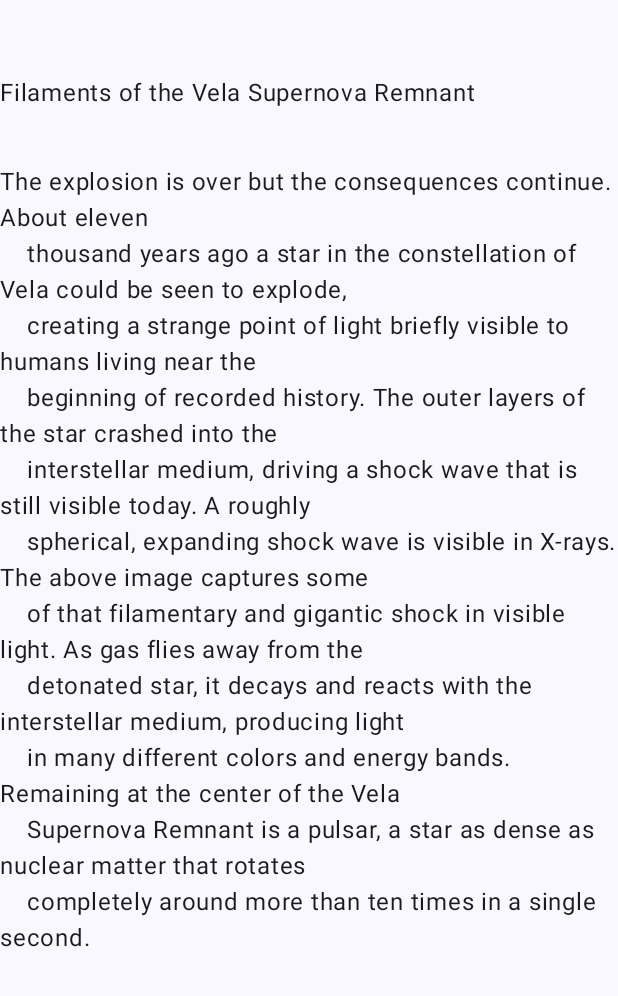
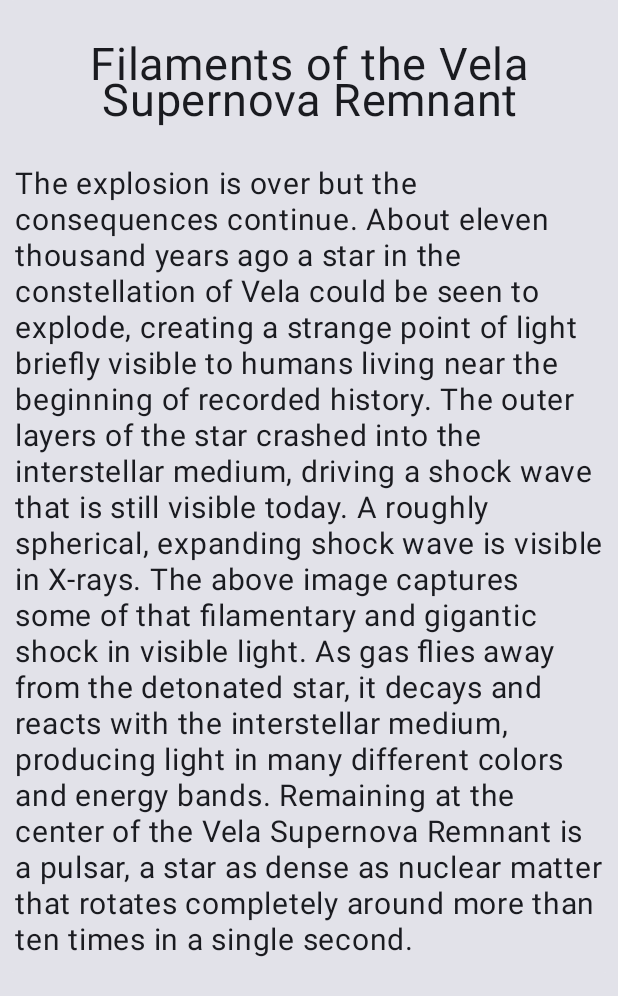
Before and after one commit to ToothLonely/GalaxyApp, an Android app built with Jetpack Compose: the screen it shows after launch (MainActivity), after a tap on "Filaments of the Vela Supernova Remnant", on a phone screen of 412 x 824 dp. Shown: the top 996 px of the screen. Run offline under Robolectric (Android 15) with nearby library versions, the phone set to English and light mode, and no system bars; our stand-ins replace Room's generated code, paging; pictures from the network do not load.

Commit message:
WGA-5 fixed info screen

```diff
--- a/app/build.gradle.kts
+++ b/app/build.gradle.kts
@@ -47,6 +47,7 @@ android {
 
 dependencies {
 
+    implementation(platform(libs.androidx.compose.bom))
     implementation(libs.androidx.navigation.compose)
     implementation(libs.coil.network.ktor3)
     implementation(libs.ktor.client.android)
--- a/app/src/main/java/dev/toothlonely/workmategalaxyapp/presentation/InfoScreen.kt
+++ b/app/src/main/java/dev/toothlonely/workmategalaxyapp/presentation/InfoScreen.kt
@@ -1,16 +1,25 @@
 package dev.toothlonely.workmategalaxyapp.presentation
 
+import androidx.compose.foundation.ScrollState
+import androidx.compose.foundation.background
 import androidx.compose.foundation.layout.Column
 import androidx.compose.foundation.layout.Spacer
+import androidx.compose.foundation.layout.fillMaxHeight
 import androidx.compose.foundation.layout.fillMaxWidth
 import androidx.compose.foundation.layout.height
+import androidx.compose.foundation.layout.padding
 import androidx.compose.foundation.rememberScrollState
 import androidx.compose.foundation.verticalScroll
+import androidx.compose.material3.Card
+import androidx.compose.material3.CardDefaults
 import androidx.compose.material3.Text
 import androidx.compose.runtime.Composable
 import androidx.compose.ui.Modifier
 import androidx.compose.ui.layout.ContentScale
+import androidx.compose.ui.layout.layout
+import androidx.compose.ui.text.style.TextAlign
 import androidx.compose.ui.unit.dp
+import androidx.compose.ui.unit.sp
 import coil3.compose.AsyncImage
 
 @Composable
@@ -20,22 +29,48 @@ fun InfoScreen(
     title: String,
 ) {
 
+    fun Modifier.parallaxLayoutModifier(scrollState: ScrollState, rate: Int) =
+        layout { measurable, constraints ->
+            val placeable = measurable.measure(constraints)
+            val height = if (rate > 0) scrollState.value / rate else scrollState.value
+            layout(placeable.width, placeable.height) {
+                placeable.place(0, height)
+            }
+        }
+
+    val scrollState = rememberScrollState()
     Column(
-        modifier = Modifier.verticalScroll(rememberScrollState())
+        modifier = Modifier
+            .fillMaxHeight()
+            .verticalScroll(scrollState)
+            .background(CardDefaults.cardColors().containerColor)
     ) {
         AsyncImage(
             model = url,
             contentDescription = null,
             contentScale = ContentScale.Crop,
-            modifier = Modifier.fillMaxWidth()
+            modifier = Modifier
+                .fillMaxWidth()
+                .parallaxLayoutModifier(scrollState, 3)
         )
 
-        Spacer(Modifier.height(50.dp))
+        Card(Modifier.fillMaxHeight()) {
+            Spacer(Modifier.height(25.dp))
 
-        Text(text = title)
+            Text(
+                text = title,
+                fontSize = 30.sp,
+                textAlign = TextAlign.Center,
+                modifier = Modifier.fillMaxWidth()
+            )
 
-        Spacer(Modifier.height(35.dp))
+            Spacer(Modifier.height(15.dp))
 
-        Text(text = description)
+            Text(
+                text = description,
+                fontSize = 20.sp,
+                modifier = Modifier.padding(10.dp)
+            )
+        }
     }
 }
```
Also changed, not shown: app/src/main/java/dev/toothlonely/workmategalaxyapp/data/STUB.kt (+1 -11 lines).
